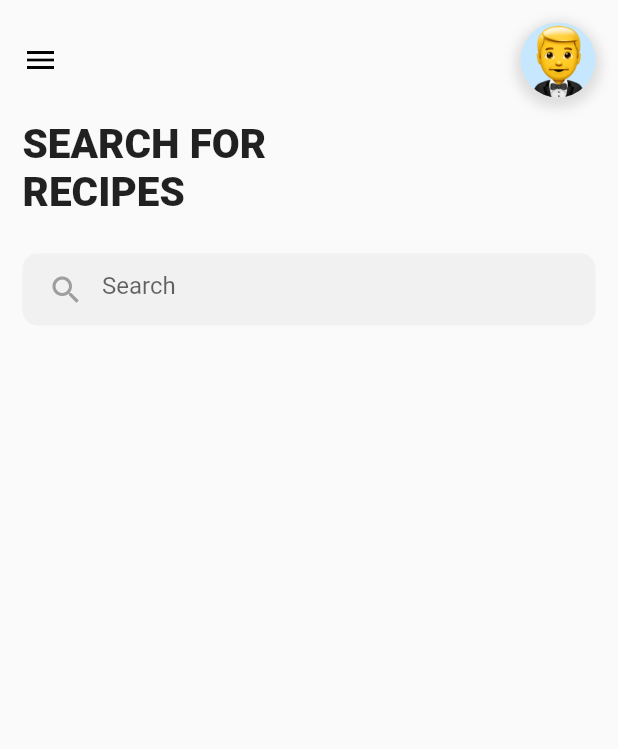
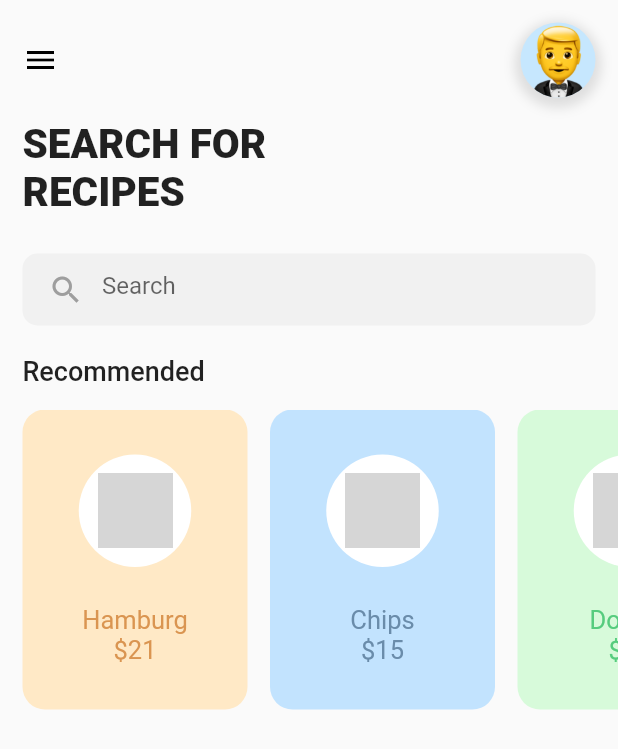
Before and after one commit to Nithu96/flutter_recipes, a Flutter app: the screen it shows after launch, on a phone screen of 412 x 824 dp. Shown: the top 749 px of the screen. Run offline on Flutter 3.47's test engine with Material 2 defaults, Android fonts, the phone set to English and light mode, and no system bars; grey boxes are pictures that could not be loaded.

Commit message:
added till first list view boxes

```diff
--- a/lib/dashboardpage.dart
+++ b/lib/dashboardpage.dart
@@ -80,8 +80,73 @@ class _DashboardPageState extends State<DashboardPage> {
                         prefixIcon: Icon(Icons.search, color: Colors.grey)),
                   ))),
           SizedBox(height: 20.0),
+          Padding(
+            padding: const EdgeInsets.only(left: 15.0),
+            child: Text(
+              'Recommended',
+              style: TextStyle(
+                  fontWeight: FontWeight.w500, fontSize: 18.0),
+            ),
+          ),
+          SizedBox(height: 15.0),
+          Container(
+              height: 200.0,
+              child: ListView(
+                scrollDirection: Axis.horizontal,
+                children: <Widget>[
+                  _buildListItem('Hamburg', 'assets/images/burger.png', '21',
+                      Color(0xFFFFE9C6), Color(0xFFDA9551)),
+                  _buildListItem('Chips', 'assets/images/fries.png', '15',
+                      Color(0xFFC2E3FE), Color(0xFF6A8CAA)),
+                  _buildListItem('Donuts', 'assets/images/doughnut.png', '15',
+                      Color(0xFFD7FADA), Color(0xFF56CC7E)),
+                ],
+              )),
+          SizedBox(height: 10.0),
         ],
       ),
     );
   }
+
+  _buildListItem(String foodName, String imgPath, String price, Color bgColor,
+      Color textColor) {
+    return Padding(
+        padding: EdgeInsets.only(left: 15.0),
+        child: InkWell(
+            onTap: () {
+              //ToDo
+              // Navigator.of(context).push(MaterialPageRoute(
+              //     builder: (context) => BurgerPage(heroTag: foodName, foodName: foodName, pricePerItem: price, imgPath: imgPath)
+              // ));
+            },
+            child: Container(
+                height: 175.0,
+                width: 150.0,
+                decoration: BoxDecoration(
+                    borderRadius: BorderRadius.circular(15.0), color: bgColor),
+                child: Column(
+                  mainAxisAlignment: MainAxisAlignment.center,
+                  children: <Widget>[
+                    Hero(
+                        tag: foodName,
+                        child: Container(
+                            height: 75.0,
+                            width: 75.0,
+                            decoration: BoxDecoration(
+                                color: Colors.white, shape: BoxShape.circle),
+                            child: Center(
+                                child: Image.asset(imgPath,
+                                    height: 50.0, width: 50.0)))),
+                    SizedBox(height: 25.0),
+                    Text(
+                      foodName,
+                      style: TextStyle(
+                          fontSize: 17.0, color: textColor),
+                    ),
+                    Text('\$' + price,
+                        style: TextStyle(
+                            fontSize: 17.0, color: textColor))
+                  ],
+                ))));
+  }
 }
--- a/pubspec.yaml
+++ b/pubspec.yaml
@@ -47,6 +47,9 @@ flutter:
   # To add assets to your application, add an assets section, like this:
   assets:
     - assets/images/tuxedo.png
+    - assets/images/burger.png
+    - assets/images/fries.png
+    - assets/images/doughnut.png
 
   # An image asset can refer to one or more resolution-specific "variants", see
   # https://flutter.dev/assets-and-images/#resolution-aware.
```
